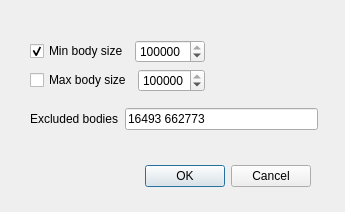
Above: neurolabi/gui/flyembodyfilterdialog.ui from janelia-flyem/NeuTu before the change. Below: the same form after it.
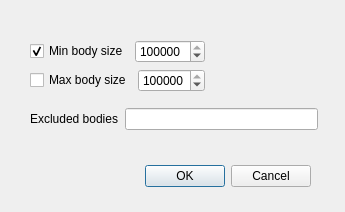
That is the form after the change.

Diff of the .ui file:
```diff
--- a/neurolabi/gui/flyembodyfilterdialog.ui
+++ b/neurolabi/gui/flyembodyfilterdialog.ui
@@ -120,7 +120,7 @@
       <item>
        <widget class="QLineEdit" name="excludedBodyLineEdit">
         <property name="text">
-         <string>16493 662773</string>
+         <string/>
         </property>
        </widget>
       </item>
```
